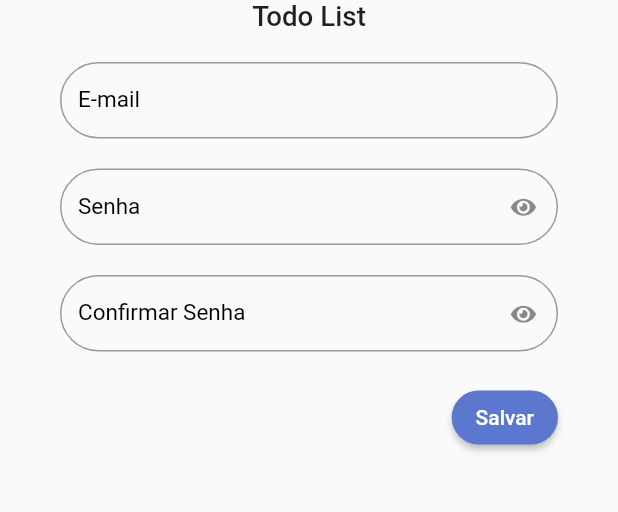
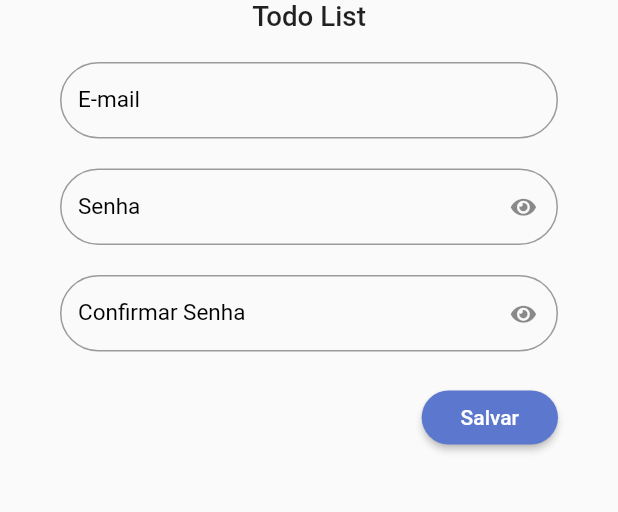
Before and after one commit to jsaintz/todo-list-provider, a Flutter app: the RegisterPage screen opened directly, on a phone screen of 412 x 824 dp, the part 361-873 px from its top. Run offline on Flutter 3.47's test engine with Material 2 defaults, Android fonts, the phone set to English and light mode, and no system bars; our stand-ins replace firebase_auth, firebase_core, flutter_signin_button, google_fonts, sqflite, sqflite_common and 1 more; missing offline and left inert: validatorless; accounts and stored records are empty; Roboto replaces fonts that are missing (Mandali).

```diff
--- a/lib/app/app_widget.dart
+++ b/lib/app/app_widget.dart
@@ -17,12 +17,13 @@ class _AppWidgetState extends State<AppWidget> {
   @override
   void initState() {
     super.initState();
-    WidgetsBinding.instance?.addObserver(sqliteAdmConnection);
+    WidgetsBinding.instance.addObserver(sqliteAdmConnection);
   }
 
   @override
   void dispose() {
-    WidgetsBinding.instance?.removeObserver(sqliteAdmConnection);
+    // FirebaseAuth auth = FirebaseAuth.instance;
+    WidgetsBinding.instance.removeObserver(sqliteAdmConnection);
     super.dispose();
   }
 
--- a/lib/app/core/validator/validators.dart
+++ b/lib/app/core/validator/validators.dart
@@ -3,8 +3,8 @@ import 'package:flutter/widgets.dart';
 class Validators {
   Validators._();
 
-  static FormFieldValidator compare(
-      TextEditingController? valueEC, String message) {
+  static FormFieldValidator compare(TextEditingController? valueEC, String message) {
+    // ignore: body_might_complete_normally_nullable
     return (value) {
       final valueCompare = valueEC?.text ?? '';
       if (value == null || (value != null && value != valueCompare)) {
--- a/lib/app/modules/auth/register/register_page.dart
+++ b/lib/app/modules/auth/register/register_page.dart
@@ -120,8 +120,7 @@ class _RegisterPageState extends State<RegisterPage> {
                       obscureText: true,
                       validator: Validatorless.multiple([
                         Validatorless.required('senha obrigatório'),
-                        Validatorless.min(
-                            6, 'Senha deve ter pelo menos 6 caracteres'),
+                        Validatorless.min(6, 'Senha deve ter pelo menos 6 caracteres'),
                       ]),
                     ),
                     const SizedBox(
@@ -133,8 +132,7 @@ class _RegisterPageState extends State<RegisterPage> {
                       obscureText: true,
                       validator: Validatorless.multiple([
                         Validatorless.required('Confirmar senha obrigatório'),
-                        Validators.compare(
-                            _passwordEC, 'Senha diferente de confirma senha')
+                        Validators.compare(_passwordEC, 'Senha diferente de confirma senha')
                       ]),
                     ),
                     const SizedBox(
@@ -144,18 +142,18 @@ class _RegisterPageState extends State<RegisterPage> {
                       alignment: Alignment.bottomRight,
                       child: ElevatedButton(
                         onPressed: () {
-                          final formValid =
-                              _formKey.currentState?.validate() ?? false;
+                          final formValid = _formKey.currentState?.validate() ?? false;
                           if (formValid) {
                             final email = _emailEC.text;
                             final password = _passwordEC.text;
 
-                            context
-                                .read<RegisterController>()
-                                .registerUser(email, password);
+                            context.read<RegisterController>().registerUser(email, password);
                           }
                         },
-                        child: const Text('Salvar'),
+                        child: const Padding(
+                          padding: EdgeInsets.all(10.0),
+                          child: Text('Salvar'),
+                        ),
                         style: ElevatedButton.styleFrom(
                           shape: RoundedRectangleBorder(
                             borderRadius: BorderRadius.circular(20),
```
Also changed, not shown: lib/app/services/user/user_service_impl.dart (+2 -5 lines), pubspec.lock, 1 other file.
